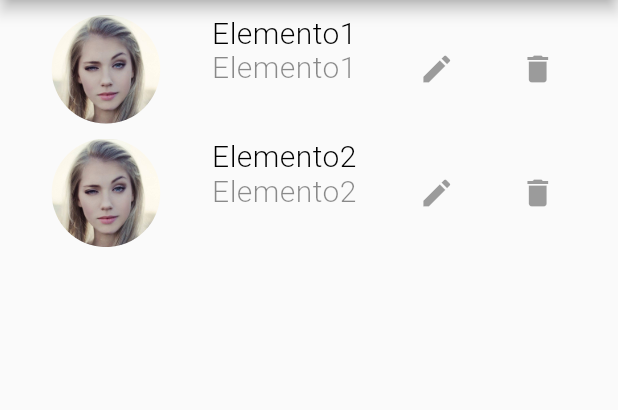
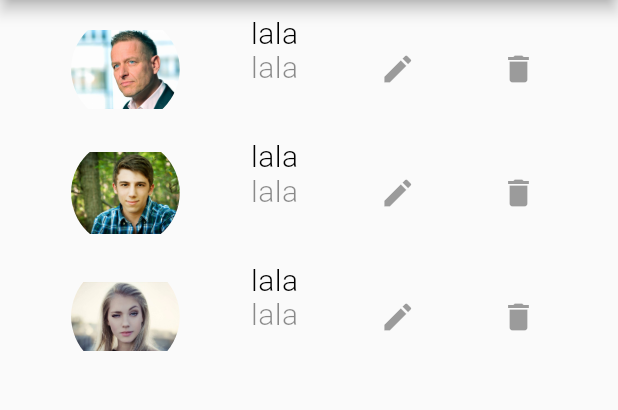
Before and after one commit to Wilopez95/AfriticApp_Mobile_Flutter, a Flutter app: the Pedidos screen opened by its route, on a phone screen of 412 x 824 dp, the part 84-494 px from its top. Run offline on Flutter 3.47's test engine with Material 2 defaults, Android fonts, the phone set to English and light mode, and no system bars; missing offline and left inert: swipedetector.

Commit message:
dataBuilder

```diff
--- /dev/null
+++ b/afriticapp/lib/Screens/Pedidos/data.dart
@@ -0,0 +1,26 @@
+import 'package:flutter/material.dart';
+
+class RowPedido
+{
+  String text;
+  DecorationImage image;
+  RowPedido(this.text,this.image);
+}
+
+class RowPedidoBuilder
+{
+  List<RowPedido> listaPedidos = new List<RowPedido>();
+
+  RowPedidoBuilder()
+  {
+    for (var i = 0; i < 3; i++) {
+      listaPedidos.add(
+        new RowPedido(
+          "lala",
+          DecorationImage(
+            image: AssetImage("assets/avatars/avatar-"+(i+1).toString()+".jpg")
+          ))
+      );
+    }
+  }
+}
--- a/afriticapp/lib/Screens/Pedidos/index.dart
+++ b/afriticapp/lib/Screens/Pedidos/index.dart
@@ -1,5 +1,6 @@
 import 'package:flutter/material.dart';
 import '../../Components/PrototipoListaProductos.dart';
+import 'package:afriticapp/Screens/Pedidos/data.dart';
 
 
 class Pedidos extends StatefulWidget
@@ -44,16 +45,11 @@ class PedidosState extends State<Pedidos> {
       ],
     );
 
-    List<PrototipoListaProductos> _items = <PrototipoListaProductos>[
-      PrototipoListaProductos(
-        text: "Elemento1",
-        image: image,
-      ),
-      PrototipoListaProductos(
-        text: "Elemento2",
-        image: image,
-      )
-    ];
+    RowPedidoBuilder pedidos =new RowPedidoBuilder();
+
+    List<PrototipoListaProductos> _items = pedidos.listaPedidos.map(
+      (pedido) => (PrototipoListaProductos(text: pedido.text,image: pedido.image,))
+    ).toList();
 
 
 
```
Also changed, not shown: 4 other files.
